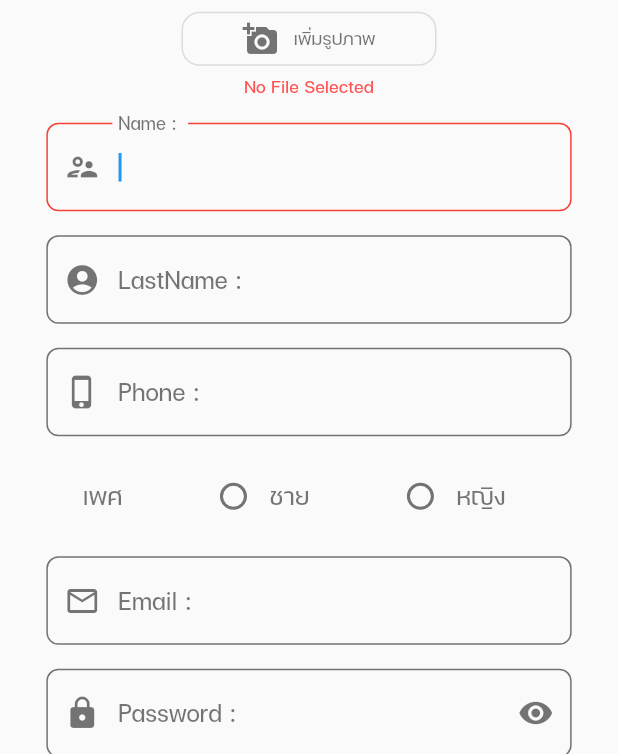
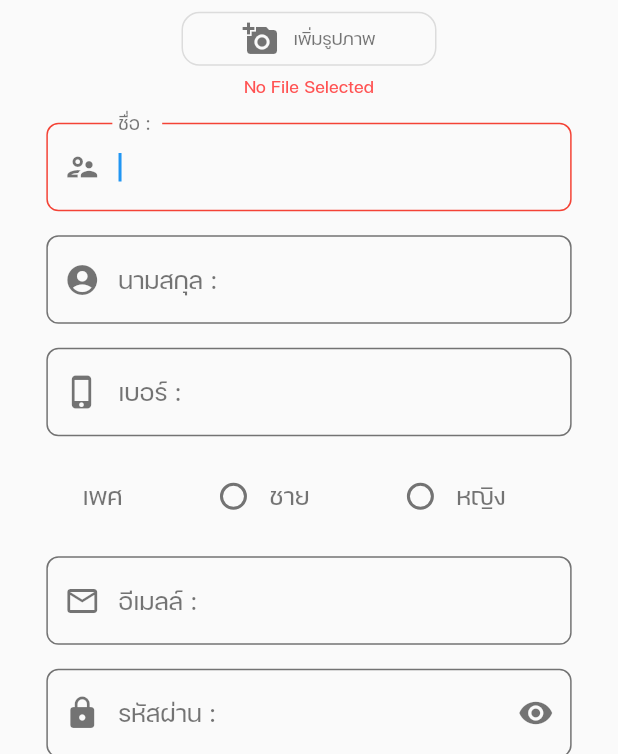
Before and after one commit to SulaimanBosu/Travel_Thailand, a Flutter app: the Profile screen opened directly, after a tap on "สมัครสมาชิก", on a phone screen of 412 x 824 dp. Shown: the part 482-1236 px from the top of the screen. Run offline on Flutter 3.47's test engine with Material 2 defaults, Android fonts, the phone set to English and light mode, and no system bars; our stand-ins replace cached_network_image, dio, file_picker, flutter_slidable, image_picker, location and 2 more; missing offline and left inert: blurry_modal_progress_hud, user_profile_avatar; accounts and stored records are empty; network calls fail.

Commit message:
update 12-06-65

```diff
--- a/lib/ProfilePage/profile.dart
+++ b/lib/ProfilePage/profile.dart
@@ -86,25 +86,54 @@ class _ProfileState extends State<Profile> {
   Widget build(BuildContext context) {
     screenwidth = MediaQuery.of(context).size.width;
     screenhight = MediaQuery.of(context).size.height;
-    return BlurryModalProgressHUD(
-      inAsyncCall: isLoading,
-      blurEffectIntensity: 2,
-      progressIndicator: MyStyle().progress(context),
-      dismissible: false,
-      opacity: 0.3,
-      color: Colors.white,
-      child: Scaffold(
+    return
+        // BlurryModalProgressHUD(
+        //   inAsyncCall: isLoading,
+        //   blurEffectIntensity: 2,
+        //   progressIndicator: const CupertinoActivityIndicator(
+        //     animating: true,
+        //     radius: 15,
+        //   ),
+        //   dismissible: false,
+        //   opacity: 0.3,
+        //   color: Colors.white,
+        //   child:
+        Scaffold(
       backgroundColor: Colors.white,
       key: scaffoldKey,
-        endDrawer: MyDrawer().showDrawer(context, file, name,lastname,email),
+      endDrawer: isLoading
+          ? null
+          : MyDrawer().showDrawer(context, file, name, lastname, email),
       body: SafeArea(
-          child: onData == false
-              ? const Login()
-              : CustomScrollView(
+        child: CustomScrollView(
           slivers: [
-                    SliverappBar()
+            isLoading
+                ? SliverToBoxAdapter(
+                    child: Container(),
+                  )
+                : onData == false
+                    ? SliverToBoxAdapter(
+                        child: Container(),
+                      )
+                    : SliverappBar()
                         .appbar(context, screenwidth, userId, scaffoldKey),
-                    SliverToBoxAdapter(
+            isLoading
+                ? SliverToBoxAdapter(
+                    child: Container(
+                        width: MediaQuery.of(context).size.width,
+                        height: MediaQuery.of(context).size.height * 0.84,
+                        child: MyStyle().progress(context)),
+                  )
+                : onData == false
+                    ? SliverToBoxAdapter(
+                        child: Container(
+                          alignment: Alignment.center,
+                          width: MediaQuery.of(context).size.width,
+                          height: MediaQuery.of(context).size.height * 0.7,
+                          child: const Login(),
+                        ),
+                      )
+                    : SliverToBoxAdapter(
                         child: SingleChildScrollView(
                           child: Stack(
                             children: [
@@ -161,7 +190,7 @@ class _ProfileState extends State<Profile> {
                       )
           ],
         ),
-        ),
+        //       ),
       ),
     );
   }
--- a/lib/screen/login.dart
+++ b/lib/screen/login.dart
@@ -78,11 +78,14 @@ class _LoginState extends State<Login> {
 
   Container buildContent() {
     return Container(
+      width: MediaQuery.of(context).size.width,
+      height: MediaQuery.of(context).size.height,
       decoration: const BoxDecoration(),
       child: Center(
         child: SingleChildScrollView(
           child: Column(
-            mainAxisSize: MainAxisSize.min,
+            mainAxisAlignment: MainAxisAlignment.center,
+            //mainAxisSize: MainAxisSize.min,
             children: <Widget>[
               MyStyle().showTitle('ลงชื่อเข้าใช้'),
               MyStyle().mySizebox(),
--- a/lib/screen/register.dart
+++ b/lib/screen/register.dart
@@ -4,8 +4,10 @@ import 'dart:async';
 import 'dart:convert';
 import 'dart:io';
 import 'dart:math';
+import 'package:blurry_modal_progress_hud/blurry_modal_progress_hud.dart';
 import 'package:dio/dio.dart';
 import 'package:file_picker/file_picker.dart';
+import 'package:flutter/cupertino.dart';
 import 'package:flutter/material.dart';
 import 'package:image_picker/image_picker.dart';
 import 'package:material_design_icons_flutter/material_design_icons_flutter.dart';
@@ -48,6 +50,7 @@ class _RegisterState extends State<Register> {
   late FocusNode myFocusEmail;
   late FocusNode myFocusPassword;
   late FocusNode myFocusConpassword;
+  bool isLoading = false;
 
   @override
   void initState() {
@@ -97,7 +100,7 @@ class _RegisterState extends State<Register> {
         centerTitle: true,
         backgroundColor: Colors.white,
       ),
-      body: buildContent(context),
+      body: isLoading ? progress(context) : buildContent(context),
     );
   }
 
@@ -478,6 +481,9 @@ class _RegisterState extends State<Register> {
               myFocusConpassword.requestFocus();
             } else {
               createUser(context);
+              setState(() {
+                isLoading = true;
+              });
             }
           },
           style: ElevatedButton.styleFrom(
@@ -541,13 +547,22 @@ class _RegisterState extends State<Register> {
         debugPrint('message == $message');
         debugPrint('Value == $value');
         if (success == '0') {
+          setState(() {
+            isLoading = false;
+          });
           MyStyle().showdialog(
               context, 'คำเตือน', 'มีผู้ใช้บัญชี $email \nอยู่แล้ว');
         } else if (success == '3') {
+          setState(() {
+            isLoading = false;
+          });
           MyStyle().showdialog(
               context, 'คำเตือน', 'มีผู้ใช้งานเบอร์โทรศัพท์ $phone \nอยู่แล้ว');
         } else if (success == '1') {
           registerlDialog(context);
+          setState(() {
+            isLoading = false;
+          });
         } else {
           MyStyle().showdialog(context, 'ล้มเหลว', 'การเชื่อมต่อขัดข้อง');
         }
@@ -596,7 +611,7 @@ class _RegisterState extends State<Register> {
                   // fontStyle: FontStyle.italic,
                   fontFamily: 'FC-Minimal-Regular',
                 ),
-                labelText: 'Name : ',
+                labelText: 'ชื่อ : ',
                 enabledBorder: OutlineInputBorder(
                     borderRadius: BorderRadius.circular(8),
                     borderSide: const BorderSide(color: Colors.black54)),
@@ -630,7 +645,7 @@ class _RegisterState extends State<Register> {
                   // fontStyle: FontStyle.italic,
                   fontFamily: 'FC-Minimal-Regular',
                 ),
-                labelText: 'LastName : ',
+                labelText: 'นามสกุล : ',
                 enabledBorder: OutlineInputBorder(
                     borderRadius: BorderRadius.circular(8),
                     borderSide: const BorderSide(color: Colors.black54)),
@@ -664,7 +679,7 @@ class _RegisterState extends State<Register> {
                   // fontStyle: FontStyle.italic,
                   fontFamily: 'FC-Minimal-Regular',
                 ),
-                labelText: 'Phone : ',
+                labelText: 'เบอร์ : ',
                 enabledBorder: OutlineInputBorder(
                     borderRadius: BorderRadius.circular(8),
                     borderSide: const BorderSide(color: Colors.black54)),
@@ -786,7 +801,7 @@ class _RegisterState extends State<Register> {
                   // fontStyle: FontStyle.italic,
                   fontFamily: 'FC-Minimal-Regular',
                 ),
-                labelText: 'Email : ',
+                labelText: 'อีเมลล์ : ',
                 enabledBorder: OutlineInputBorder(
                     borderRadius: BorderRadius.circular(8),
                     borderSide: const BorderSide(color: Colors.black54)),
@@ -836,7 +851,7 @@ class _RegisterState extends State<Register> {
                   // fontStyle: FontStyle.italic,
                   fontFamily: 'FC-Minimal-Regular',
                 ),
-                labelText: 'Password : ',
+                labelText: 'รหัสผ่าน : ',
                 enabledBorder: OutlineInputBorder(
                     borderRadius: BorderRadius.circular(8),
                     borderSide: const BorderSide(color: Colors.black54)),
@@ -886,7 +901,7 @@ class _RegisterState extends State<Register> {
                   // fontStyle: FontStyle.italic,
                   fontFamily: 'FC-Minimal-Regular',
                 ),
-                labelText: 'Confirm Password : ',
+                labelText: 'ยืนยันรหัสผ่าน : ',
                 enabledBorder: OutlineInputBorder(
                     borderRadius: BorderRadius.circular(8),
                     borderSide: const BorderSide(color: Colors.black54)),
@@ -907,7 +922,7 @@ class _RegisterState extends State<Register> {
         Container(
           alignment: AlignmentDirectional.center,
           decoration: const BoxDecoration(
-            color: Colors.white24,
+            color: Colors.transparent,
           ),
           child: Container(
             decoration: BoxDecoration(
@@ -924,16 +939,14 @@ class _RegisterState extends State<Register> {
                   child: SizedBox(
                     height: MediaQuery.of(context).size.width * 0.1,
                     width: MediaQuery.of(context).size.width * 0.1,
-                    child: const CircularProgressIndicator(
-                      value: null,
-                      backgroundColor: Colors.white,
-                      valueColor: AlwaysStoppedAnimation<Color>(Colors.red),
-                      strokeWidth: 7.0,
+                    child: const CupertinoActivityIndicator(
+                      animating: true,
+                      radius: 15,
                     ),
                   ),
                 ),
                 Container(
-                  margin: const EdgeInsets.only(top: 25.0),
+                  margin: const EdgeInsets.only(top: 5.0),
                   child: const Center(
                     child: Text(
                       'กำลังสมัครสมาชิก...',
```
Also changed, not shown: lib/ProfilePage/edit_profile.dart (+12 -8 lines), lib/screen/home_screen.dart (+7 -7 lines). Lines whose indentation alone changed are shown as unchanged.
